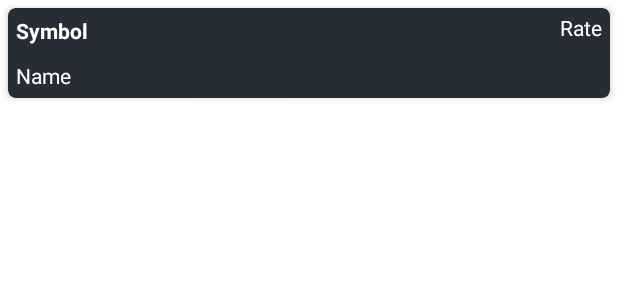
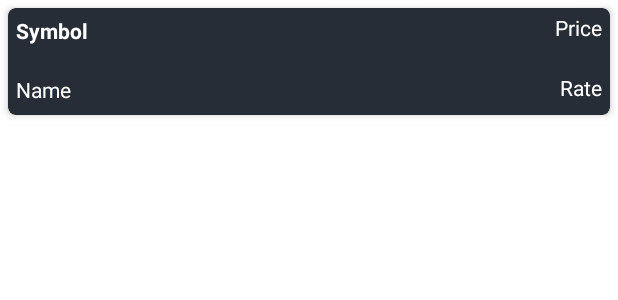
Before and after one commit to FMAcostaCurbelo/CryoTechApp, an Android app: the layout currency_rc_item.xml on its own in the app's theme, with its tools: preview values and no code run, on a phone screen of 412 x 824 dp. Shown: the top 300 px of the screen. Run offline under Robolectric (Android 15) with nearby library versions, the phone set to English and light mode, and no system bars; network calls fail.

Commit message:
Initial commit7

```diff
--- a/app/build.gradle
+++ b/app/build.gradle
@@ -41,7 +41,7 @@ dependencies {
     implementation 'com.google.android.material:material:1.5.0'
     implementation 'androidx.constraintlayout:constraintlayout:2.1.3'
     implementation 'com.github.PhilJay:MPAndroidChart:v2.2.4'
-
+    implementation 'com.squareup.picasso:picasso:2.71828'
     testImplementation 'junit:junit:4.13.2'
     androidTestImplementation 'androidx.test.ext:junit:1.1.3'
     androidTestImplementation 'androidx.test.espresso:espresso-core:3.4.0'
--- a/app/src/main/java/com/femaaccu/cryotechapp/MainActivity.java
+++ b/app/src/main/java/com/femaaccu/cryotechapp/MainActivity.java
@@ -97,10 +97,12 @@ public class MainActivity extends AppCompatActivity {
                     for(int i=0; i<response.length(); i++){
                         JSONObject dataObj = response.getJSONObject(i);
                         String id = dataObj.getString("id");
+                        String image = dataObj.getString("image");
                         String name = dataObj.getString("name");
                         String symbol = dataObj.getString("symbol");
+                        double rate = dataObj.getDouble("price_change_percentage_24h");
                         double price = dataObj.getDouble("current_price");
-                        currencyRVModalArrayList.add(new CurrencyRVModal(name, symbol, price, id));
+                        currencyRVModalArrayList.add(new CurrencyRVModal(name, symbol, price, id, image, rate));
                     }
                     currencyRVAdapter.notifyDataSetChanged();
 
--- a/app/src/main/res/layout/currency_rc_item.xml
+++ b/app/src/main/res/layout/currency_rc_item.xml
@@ -9,32 +9,46 @@
     android:layout_margin="5dp">
 
     <RelativeLayout
+        android:id="@+id/idRLCurrency"
         android:layout_width="match_parent"
-        android:layout_height="wrap_content"
-        android:id="@+id/idRLCurrency">
+        android:layout_height="71dp">
+
+        <ImageView
+            android:id="@+id/IDImagenView"
+            android:layout_width="59dp"
+            android:layout_height="52dp"
+            android:layout_alignParentTop="true"
+            android:layout_alignParentEnd="true"
+            android:layout_alignParentBottom="true"
+            android:layout_marginStart="-80dp"
+            android:layout_marginTop="10dp"
+            android:layout_marginEnd="224dp"
+            android:layout_marginBottom="9dp"
+            android:layout_toEndOf="@+id/IDTVCurrencyName" />
 
         <TextView
+            android:id="@+id/idTVSymbol"
             android:layout_width="match_parent"
             android:layout_height="wrap_content"
-            android:id="@+id/idTVSymbol"
-            android:layout_toLeftOf="@id/IDTVCurrencyRate"
-            android:layout_margin="2dp"
+            android:layout_marginStart="2dp"
+            android:layout_marginTop="2dp"
+            android:layout_marginEnd="2dp"
+            android:layout_marginBottom="2dp"
+            android:layout_toLeftOf="@id/IDTVCurrencyPrice"
             android:padding="3dp"
             android:text="Symbol"
             android:textColor="@color/white"
             android:textStyle="bold">
 
-
-
         </TextView>
 
         <TextView
             android:id="@+id/IDTVCurrencyName"
-            android:layout_width="match_parent"
+            android:layout_width="206dp"
             android:layout_height="wrap_content"
             android:layout_below="@+id/idTVSymbol"
             android:layout_marginStart="2dp"
-            android:layout_marginTop="2dp"
+            android:layout_marginTop="11dp"
             android:layout_marginEnd="2dp"
             android:layout_marginBottom="2dp"
             android:padding="3dp"
@@ -42,7 +56,7 @@
             android:textColor="@color/white" />
 
         <TextView
-            android:id="@+id/IDTVCurrencyRate"
+            android:id="@+id/IDTVCurrencyPrice"
             android:layout_width="wrap_content"
             android:layout_height="wrap_content"
             android:layout_alignParentEnd="true"
@@ -50,11 +64,35 @@
             android:layout_marginLeft="2dp"
             android:layout_marginRight="2dp"
             android:padding="3dp"
+            android:text="Price"
+            android:textColor="@color/white" />
+
+        <TextView
+            android:id="@+id/IDCurrencyRate"
+            android:layout_width="wrap_content"
+            android:layout_height="wrap_content"
+            android:layout_below="@id/IDTVCurrencyPrice"
+            android:layout_alignParentEnd="true"
+            android:layout_alignParentRight="true"
+            android:layout_marginTop="14dp"
+            android:layout_marginRight="2dp"
+            android:padding="3dp"
             android:text="Rate"
             android:textColor="@color/white" />
 
-
-
+        <ImageView
+            android:id="@+id/IDarrow"
+            android:layout_width="61dp"
+            android:layout_height="43dp"
+            android:layout_alignParentTop="true"
+            android:layout_alignParentBottom="true"
+            android:layout_marginStart="91dp"
+            android:layout_marginTop="24dp"
+            android:layout_marginEnd="5dp"
+            android:layout_marginBottom="4dp"
+            android:layout_toStartOf="@+id/IDCurrencyRate"
+            android:layout_toEndOf="@+id/IDTVCurrencyName"
+            android:scaleType="fitXY" />
 
 
     </RelativeLayout>
```
Also changed, not shown: app/src/main/java/com/femaaccu/cryotechapp/CurrencyRVAdapter.java (+18 -4 lines), app/src/main/java/com/femaaccu/cryotechapp/CurrencyRVModal.java (+9 -1 lines), app/src/main/res/drawable-hdpi/greenarrowicon.png (added), app/src/main/res/drawable-hdpi/redarrowicon.png (added), app/src/main/res/drawable-mdpi/greenarrowicon.png (added), app/src/main/res/drawable-mdpi/redarrowicon.png (added), app/src/main/res/drawable-xhdpi/greenarrowicon.png (added), app/src/main/res/drawable-xhdpi/redarrowicon.png (added), app/src/main/res/drawable-xxhdpi/greenarrowicon.png (added), app/src/main/res/drawable-xxhdpi/redarrowicon.png (added), app/src/main/res/drawable-xxxhdpi/greenarrowicon.png (added), app/src/main/res/drawable-xxxhdpi/redarrowicon.png (added), app/src/main/res/drawable/greena12.png (added), app/src/main/res/drawable/reda12.png (added).
